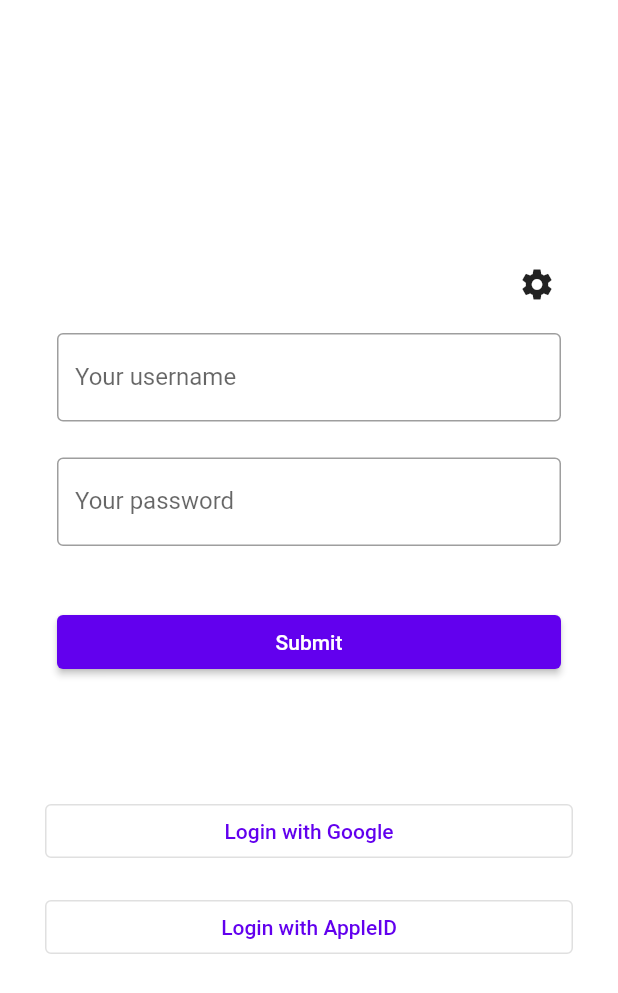
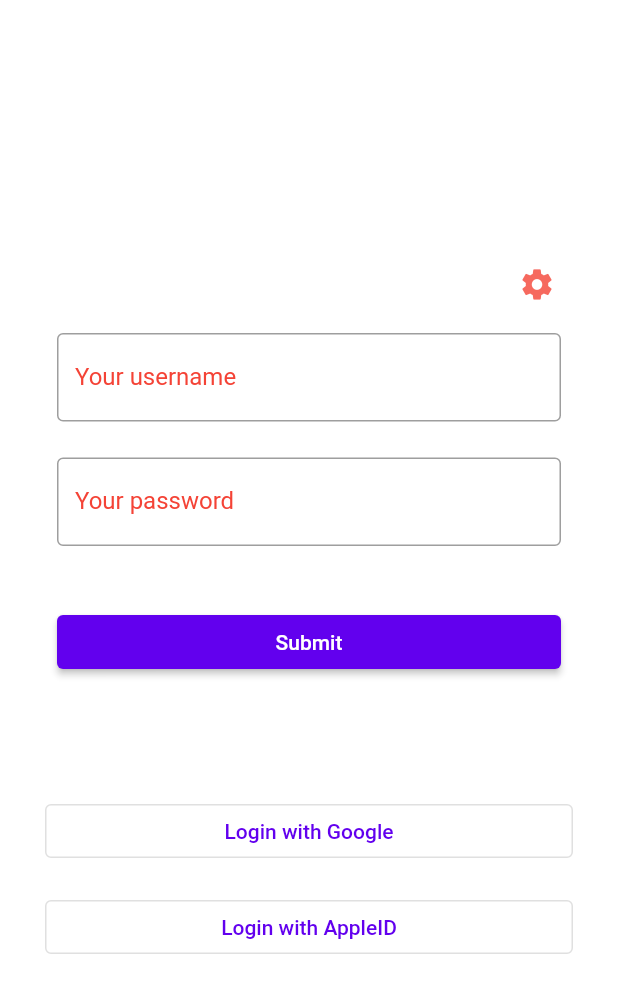
Before and after one commit to bukhanovskayamarina22/autorization, a Flutter app: the screen it shows after launch, on a phone screen of 412 x 824 dp. Shown: the top 993 px of the screen. Run offline on Flutter 3.47's test engine with Material 2 defaults, Android fonts, the phone set to English and light mode, and no system bars; our stand-ins replace sqflite_common, sqflite_common_ffi; accounts and stored records are empty; generated files the repository leaves out were written again.

Commit message:
dark/light theme worked

```diff
--- a/lib/components/autorization/password_field.dart
+++ b/lib/components/autorization/password_field.dart
@@ -19,6 +19,9 @@ class _PasswordFieldState extends State<PasswordField> {
       child: TextFormField(
         controller: passwordController,
         decoration: InputDecoration(
+          labelStyle: TextStyle(
+            color: Theme.of(context).iconTheme.color,
+          ),
           border: OutlineInputBorder(),
           label: Text(AppLocalizations.of(context)!.pageLoginPassword),
           hintText: AppLocalizations.of(context)!.pageLoginPasswordHelp,
--- a/lib/components/autorization/username_field.dart
+++ b/lib/components/autorization/username_field.dart
@@ -19,6 +19,9 @@ class _UsernameFieldState extends State<UsernameField> {
       child: TextFormField(
         controller: emailController,
         decoration: InputDecoration(
+          labelStyle: TextStyle(
+            color: Theme.of(context).iconTheme.color,
+          ),
           border: OutlineInputBorder(),
           label: Text(AppLocalizations.of(context)!.pageLoginUsername),
           hintText: AppLocalizations.of(context)!.pageLoginUsernameHelp,
--- a/lib/components/settings/theme_provider.dart
+++ b/lib/components/settings/theme_provider.dart
@@ -1,7 +1,7 @@
 import 'package:flutter/material.dart';
 
 class ThemeProvider extends ChangeNotifier {
-  ThemeMode themeMode = ThemeMode.light;
+  ThemeMode themeMode = ThemeMode.system;
 
   bool get isDarkMode => themeMode == ThemeMode.dark;
 
@@ -14,11 +14,14 @@ class ThemeProvider extends ChangeNotifier {
 class MyThemes {
   static final darkTheme = ThemeData(
     scaffoldBackgroundColor: Colors.grey.shade900,
+    primaryColor: Colors.black,
     colorScheme: ColorScheme.dark(),
+    iconTheme: IconThemeData(color: Colors.purple.shade200, opacity: 0.8),
   );
 
   static final lightTheme = ThemeData(
-    scaffoldBackgroundColor: Colors.white,
-    colorScheme: ColorScheme.light(),
-  );
+      scaffoldBackgroundColor: Colors.white,
+      primaryColor: Colors.white,
+      colorScheme: ColorScheme.light(),
+      iconTheme: IconThemeData(color: Colors.red, opacity: 0.8));
 }
--- a/lib/pages/login_page.dart
+++ b/lib/pages/login_page.dart
@@ -21,7 +21,9 @@ class _LoginPageState extends State<LoginPage> {
 
     final password = PasswordField();
 
-    final loginButton = SubmitButton(formKey: _formKey,);
+    final loginButton = SubmitButton(
+      formKey: _formKey,
+    );
 
     final googleAuth = GoogleAuth();
 
@@ -30,7 +32,6 @@ class _LoginPageState extends State<LoginPage> {
     final settings = SettingsButton();
 
     return Scaffold(
-      backgroundColor: Colors.white,
       body: Center(
         child: SizedBox(
           width: 400.0,
--- a/lib/pages/settings_page.dart
+++ b/lib/pages/settings_page.dart
@@ -37,7 +37,7 @@ class SettingsPageState extends State<SettingsPage> {
                 children: [
                   //Text language
                   TextLanguage(),
-                  //Buttons for language
+                  //Поменять на toggle_button
                   Flexible(
                       child: Container(
                           width: 400,
@@ -111,7 +111,7 @@ class TextLanguage extends StatelessWidget {
               child: Text(
             AppLocalizations.of(context)!.pageSettingsTextLanguage,
             textAlign: TextAlign.center,
-            selectionColor: Colors.blue,
+            selectionColor: Theme.of(context).iconTheme.color,
             style: const TextStyle(fontWeight: FontWeight.bold),
           ))),
     );
```
Also changed, not shown: lib/widgets/toggle_button_language.dart (added, +49 -0 lines), lib/widgets/change_theme_button.dart (renamed from lib/components/settings/change_theme_button.dart). Lines whose indentation alone changed are shown as unchanged.
